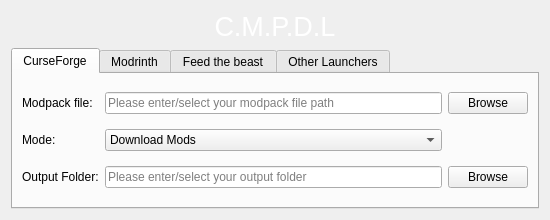
The window that src/GUI/resources/interface.ui (Advik-B/CMPDL) describes before a commit, drawn with Qt 5.
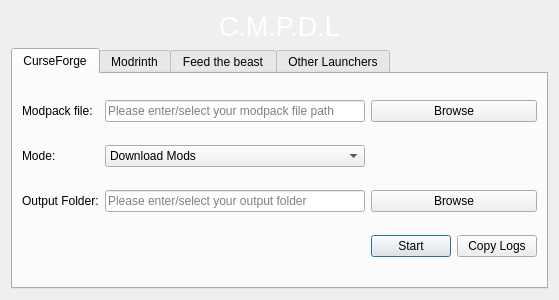
The same window after the commit.

Commit message: Update the interface to use a placeholder

The edit to the form file:
```diff
--- a/src/GUI/resources/interface.ui
+++ b/src/GUI/resources/interface.ui
@@ -6,8 +6,8 @@
    <rect>
     <x>0</x>
     <y>0</y>
-    <width>550</width>
-    <height>220</height>
+    <width>559</width>
+    <height>300</height>
    </rect>
   </property>
   <property name="font">
@@ -37,6 +37,23 @@
        <string>CurseForge</string>
       </attribute>
       <layout class="QGridLayout" name="gridLayout_2">
+       <item row="2" column="2">
+        <widget class="QLineEdit" name="cf_output_folder_le">
+         <property name="placeholderText">
+          <string>Please enter/select your output folder</string>
+         </property>
+        </widget>
+       </item>
+       <item row="2" column="4">
+        <widget class="QPushButton" name="cf_output_folder_btn">
+         <property name="text">
+          <string>Browse</string>
+         </property>
+        </widget>
+       </item>
+       <item row="3" column="2">
+        <widget class="QWidget" name="cf_placeholder" native="true"/>
+       </item>
        <item row="1" column="2">
         <widget class="QComboBox" name="cf_mode_combo">
          <item>
@@ -63,7 +80,7 @@
          </property>
         </widget>
        </item>
-       <item row="0" column="3">
+       <item row="0" column="4">
         <widget class="QPushButton" name="cf_input_file_btn">
          <property name="text">
           <string>Browse</string>
@@ -97,19 +114,26 @@
          </property>
         </widget>
        </item>
-       <item row="2" column="2">
-        <widget class="QLineEdit" name="cf_output_folder_le">
-         <property name="placeholderText">
-          <string>Please enter/select your output folder</string>
+       <item row="3" column="4">
+        <layout class="QGridLayout" name="gridLayout_3">
+         <item row="0" column="1">
+          <widget class="QPushButton" name="pushButton">
+           <property name="text">
+            <string>Copy Logs</string>
          </property>
         </widget>
        </item>
-       <item row="2" column="3">
-        <widget class="QPushButton" name="cf_output_folder_btn">
+         <item row="0" column="0">
+          <widget class="QPushButton" name="cf_start_btn">
          <property name="text">
-          <string>Browse</string>
-         </property>
-        </widget>
+            <string>Start</string>
+           </property>
+           <property name="default">
+            <bool>true</bool>
+           </property>
+          </widget>
+         </item>
+        </layout>
        </item>
       </layout>
      </widget>
```
Lines whose indentation alone changed are shown as unchanged.
